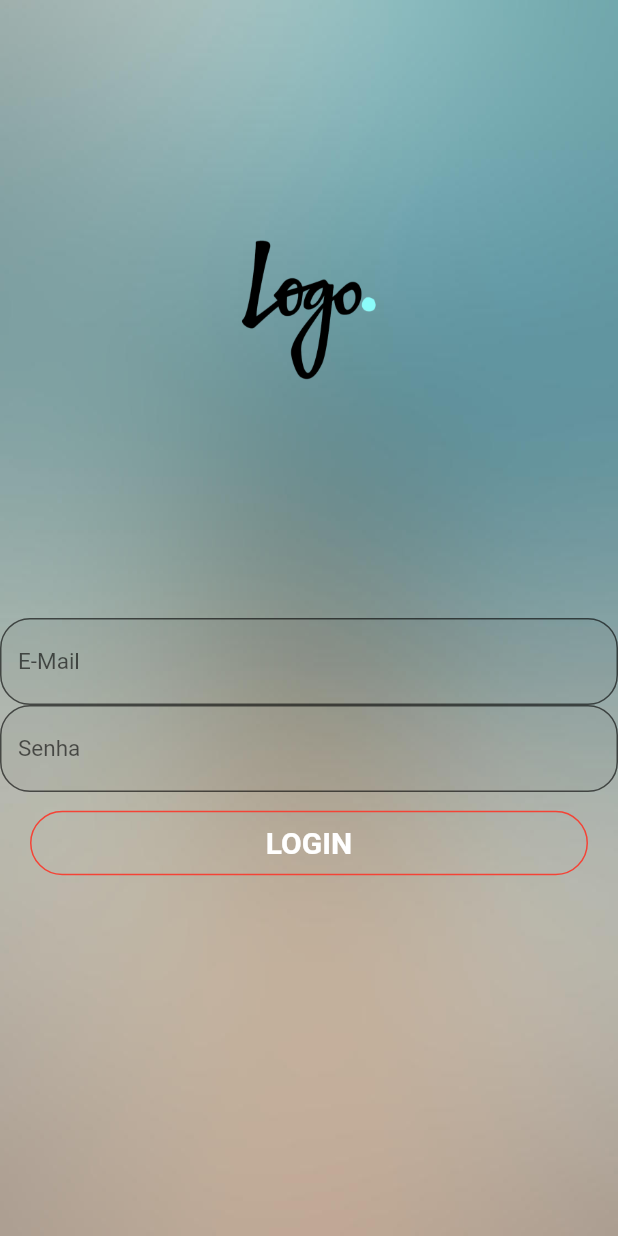
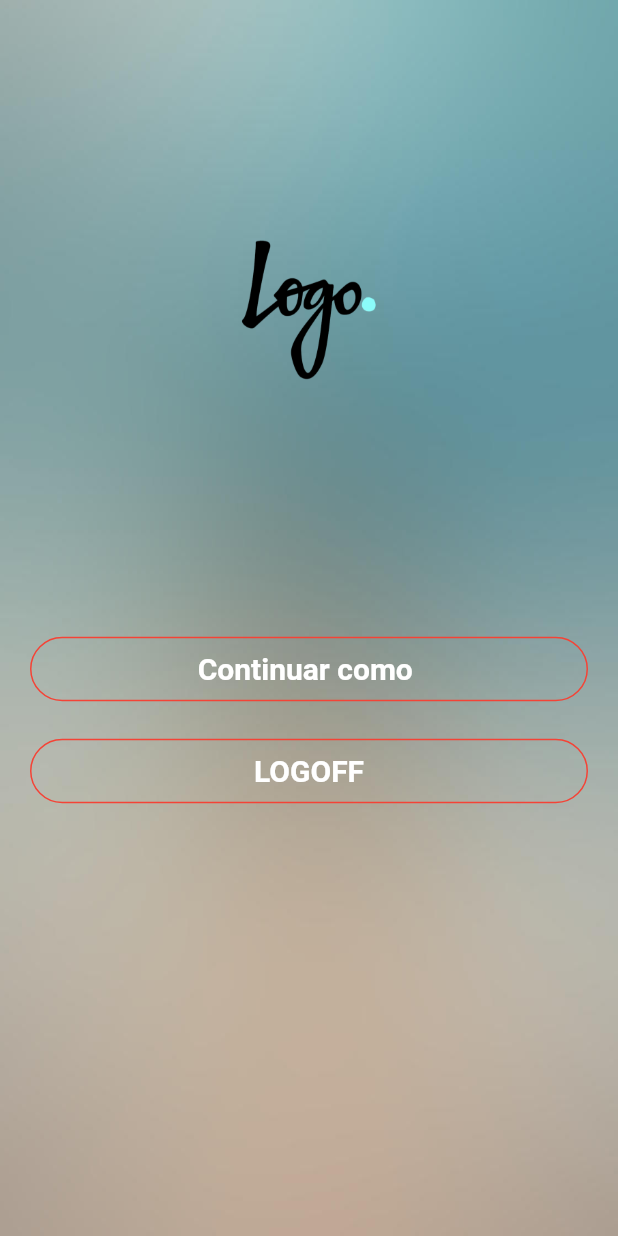
Before and after one commit to francisfmb/flutter, a Flutter app: the LoginPage screen opened directly, on a phone screen of 412 x 824 dp. Run offline on Flutter 3.47's test engine with Material 2 defaults, Android fonts, the phone set to English and light mode, and no system bars; our stand-ins replace firebase_auth, shared_preferences; missing offline and left inert: flutter_facebook_login; accounts and stored records are empty; network calls fail.

Commit message:
Imagens Dinamicas

```diff
--- a/treinamento2/lib/main.dart
+++ b/treinamento2/lib/main.dart
@@ -1,6 +1,5 @@
 import 'package:flutter/material.dart';
 import 'pages/home/home.page.dart';
-import 'pages/login/login.page.dart';
 
 void main() => runApp(MyApp());
 
@@ -15,7 +14,6 @@ class MyApp extends StatelessWidget {
         primarySwatch: Colors.blue,
       ),
       home: HomePage(),
-      //home: LoginPage(),
     );
   }
 }
--- /dev/null
+++ b/treinamento2/lib/pages/animations/images.dart
@@ -0,0 +1,43 @@
+//Background
+import 'package:flutter/widgets.dart';
+import 'package:flutter/widgets.dart' as prefix0;
+
+class Background extends prefix0.BoxDecoration {
+  final prefix0.BoxDecoration bg;
+  Background({this.bg})
+      : super(
+          image: DecorationImage(
+            image: AssetImage(
+              "assets/img/back.jpg",
+            ),
+            fit: BoxFit.fill,
+          ),
+        );
+}
+
+//Logotipo
+/* class Logo extends prefix0.BoxDecoration {
+  final prefix0.BoxDecoration logo;
+  Logo({this.logo})
+      : super(
+          image: DecorationImage(
+            image: AssetImage("assets/img/logo.png"),
+            fit: BoxFit.contain,
+          ),
+        );
+} */
+
+class Logo extends Container {
+  final Container logo;
+  Logo({this.logo})
+      : super(
+          decoration: BoxDecoration(
+            image: DecorationImage(
+              image: AssetImage("assets/img/logo.png"),
+              fit: BoxFit.contain,
+            ),
+          ),
+          width: 100,
+          height: 100,
+        );
+}
--- a/treinamento2/lib/pages/login/login.page.dart
+++ b/treinamento2/lib/pages/login/login.page.dart
@@ -1,5 +1,8 @@
+import 'dart:core';
 import 'package:firebase_auth/firebase_auth.dart';
 import 'package:flutter/material.dart';
+import 'package:treinamento2/pages/animations/images.dart';
+import 'package:treinamento2/pages/login/facebook.login.dart';
 
 class LoginPage extends StatefulWidget {
   @override
@@ -9,74 +12,41 @@ class LoginPage extends StatefulWidget {
 class _LoginPageState extends State<LoginPage> {
   @override
   Widget build(BuildContext context) {
-    String login;
-    String senha;
-
-    final FirebaseAuth _auth = FirebaseAuth.instance;
-    Future<FirebaseUser> _handleLogin() async {
-      final AuthResult auth = await _auth.signInWithEmailAndPassword(
-        email: 'ffumagalli23@gmail.com',
-        password: '123456',
-      );
-
-      return auth.user;
-    }
-
     return Scaffold(
       body: Container(
-        decoration: BoxDecoration(
-          image: DecorationImage(
-            image: AssetImage(
-              "assets/img/back.jpg",
-            ),
-            fit: BoxFit.fill,
-          ),
-        ),
+        decoration: Background(),
         child: Column(
           children: <Widget>[
             Expanded(
-              child: Center(
-                child: Image.asset(
-                  "assets/img/logo.png",
-                  width: 100,
-                  height: 100,
-                ),
-              ),
+              child: Logo(),
               flex: 3,
             ),
             Expanded(
               child: Container(
                 child: Column(
                   children: <Widget>[
-                    TextField(
-                      onChanged: (value) {
-                        login = value;
-                      },
-                      style: TextStyle(fontSize: 15),
-                      decoration: new InputDecoration(
-                        filled: true,
-                        hintText: 'E-Mail',
-                        border: new OutlineInputBorder(
-                          borderRadius: const BorderRadius.all(
-                            const Radius.circular(20),
+                    Container(
+                      padding: EdgeInsets.fromLTRB(20, 10, 20, 10),
+                      width: double.infinity,
+                      child: OutlineButton(
+                        padding: EdgeInsets.fromLTRB(20, 10, 20, 10),
+                        shape: StadiumBorder(),
+                        textColor: Colors.white,
+                        child: Text(
+                          //TODO adicionar nome recuperado do FB
+                          "Continuar como ",
+                          style: TextStyle(
+                            fontSize: 20,
+                            fontWeight: FontWeight.bold,
                           ),
                         ),
-                      ),
-                    ),
-                    TextField(
-                      onChanged: (value) {
-                        senha = value;
-                      },
-                      obscureText: true,
-                      style: TextStyle(fontSize: 15),
-                      decoration: new InputDecoration(
-                        filled: true,
-                        hintText: 'Senha',
-                        border: new OutlineInputBorder(
-                          borderRadius: const BorderRadius.all(
-                            const Radius.circular(20),
-                          ),
+                        borderSide: BorderSide(
+                          color: Colors.red,
+                          style: BorderStyle.solid,
+                          width: 1,
                         ),
+                        //TODO ir pra tela principal
+                        onPressed: () async {},
                       ),
                     ),
                     Container(
@@ -87,7 +57,7 @@ class _LoginPageState extends State<LoginPage> {
                         shape: StadiumBorder(),
                         textColor: Colors.white,
                         child: Text(
-                          "LOGIN",
+                          "LOGOFF",
                           style: TextStyle(
                             fontSize: 20,
                             fontWeight: FontWeight.bold,
@@ -100,9 +70,7 @@ class _LoginPageState extends State<LoginPage> {
                         ),
                         onPressed: () async {
                           try {
-                            var user = await _handleLogin();
-
-                            print('user');
+                            LoginFB.logOut();
                           } catch (e) {
                             print(e.toString());
                           }
```
Also changed, not shown: treinamento2/lib/pages/animations/animations.dart (added, +55 -0 lines), treinamento2/lib/pages/home/home.page.dart (+20 -65 lines), treinamento2/lib/pages/login/cadastro.page.dart (added, +120 -0 lines), treinamento2/lib/pages/login/facebook.login.dart (added, +42 -0 lines), treinamento2/lib/pages/repositorio/repo.dart (added, +48 -0 lines), treinamento2/pubspec.yaml (+3 -7 lines), treinamento2/pubspec.lock, 5 other files.
